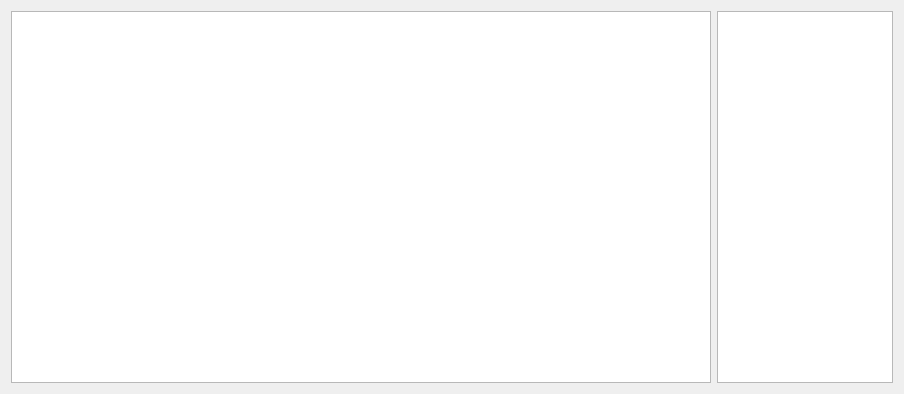
The window that Server/server.ui (a-mkrv/Chat) describes before a commit, drawn with Qt 5.
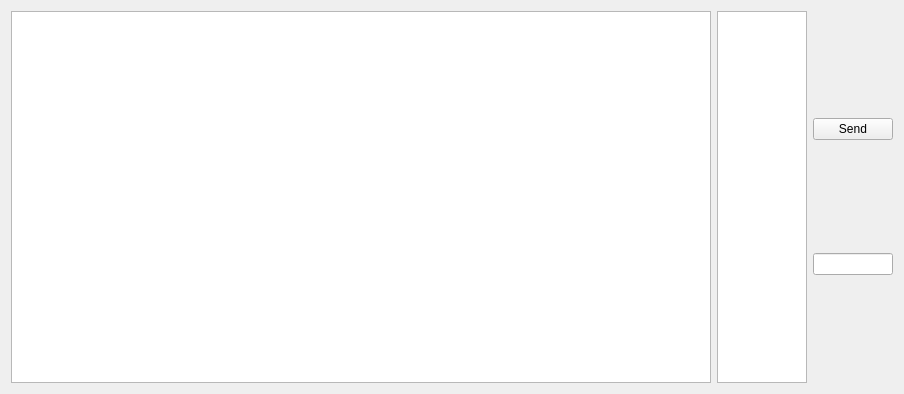
The same window after the commit.

```diff
--- a/Server/server.ui
+++ b/Server/server.ui
@@ -36,6 +36,20 @@
       <item>
        <widget class="QListWidget" name="userList"/>
       </item>
+      <item>
+       <layout class="QVBoxLayout" name="verticalLayout">
+        <item>
+         <widget class="QPushButton" name="pushButton">
+          <property name="text">
+           <string>Send</string>
+          </property>
+         </widget>
+        </item>
+        <item>
+         <widget class="QLineEdit" name="lineEdit"/>
+        </item>
+       </layout>
+      </item>
      </layout>
     </item>
    </layout>
```
